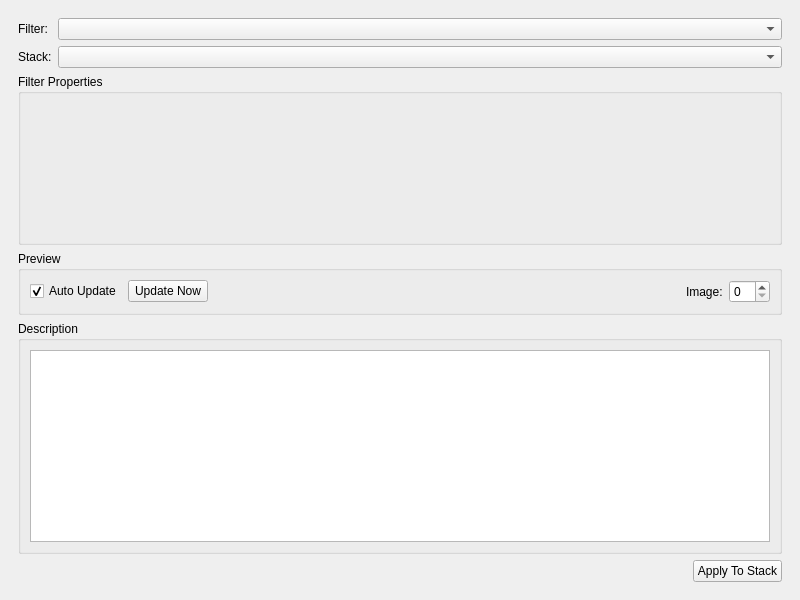
Qt form mantidimaging/gui/ui/savu_filters_window.ui (mantidproject/mantidimaging) before a commit.
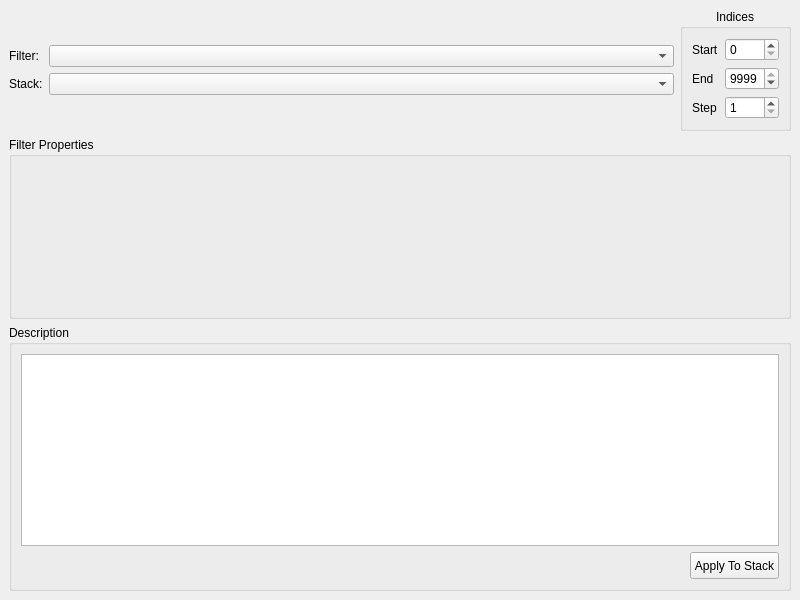
The same form after that commit. Custom widgets are drawn as their Qt base class.

Commit message: Savu preview indices, and fix list/tuple parameters

```diff
--- a/mantidimaging/gui/ui/savu_filters_window.ui
+++ b/mantidimaging/gui/ui/savu_filters_window.ui
@@ -16,29 +16,18 @@
   <widget class="QWidget" name="centralwidget">
    <layout class="QVBoxLayout" name="verticalLayout">
     <item>
-     <widget class="QSplitter" name="splitter">
-      <property name="orientation">
-       <enum>Qt::Horizontal</enum>
-      </property>
-      <property name="opaqueResize">
-       <bool>true</bool>
-      </property>
-      <property name="childrenCollapsible">
-       <bool>true</bool>
-      </property>
-      <widget class="QWidget" name="layoutWidget">
-       <layout class="QVBoxLayout" name="filterLayout">
-        <property name="sizeConstraint">
-         <enum>QLayout::SetDefaultConstraint</enum>
-        </property>
-        <property name="margin">
-         <number>9</number>
-        </property>
+     <layout class="QHBoxLayout" name="stackParametersLayout" stretch="1,0">
         <item>
-         <layout class="QFormLayout" name="optionsLayout">
+       <layout class="QFormLayout" name="stackSelectorLayout">
+        <property name="sizeConstraint">
+         <enum>QLayout::SetMaximumSize</enum>
+        </property>
           <property name="fieldGrowthPolicy">
            <enum>QFormLayout::AllNonFixedFieldsGrow</enum>
           </property>
+        <property name="formAlignment">
+         <set>Qt::AlignCenter</set>
+        </property>
           <item row="0" column="0">
            <widget class="QLabel" name="filterLabel">
             <property name="text">
@@ -49,17 +38,108 @@
           <item row="0" column="1">
            <widget class="QComboBox" name="filterSelector"/>
           </item>
+        <item row="1" column="1">
+         <widget class="StackSelectorWidgetView" name="stackSelector"/>
+        </item>
           <item row="1" column="0">
            <widget class="QLabel" name="stackLabel">
             <property name="text">
              <string>Stack:</string>
             </property>
+          <property name="buddy">
+           <cstring>stackSelector</cstring>
+          </property>
+         </widget>
+        </item>
+       </layout>
+      </item>
+      <item>
+       <widget class="QGroupBox" name="indicesGroup">
+        <property name="maximumSize">
+         <size>
+          <width>387</width>
+          <height>16777215</height>
+         </size>
+        </property>
+        <property name="title">
+         <string>Indices</string>
+        </property>
+        <property name="alignment">
+         <set>Qt::AlignHCenter|Qt::AlignTop</set>
+        </property>
+        <property name="flat">
+         <bool>false</bool>
+        </property>
+        <layout class="QFormLayout" name="formLayout">
+         <property name="sizeConstraint">
+          <enum>QLayout::SetMaximumSize</enum>
+         </property>
+         <item row="0" column="0">
+          <widget class="QLabel" name="startLabel">
+           <property name="text">
+            <string>Start</string>
+           </property>
+           <property name="buddy">
+            <cstring>startInput</cstring>
+           </property>
+          </widget>
+         </item>
+         <item row="0" column="1">
+          <widget class="QSpinBox" name="startInput">
+           <property name="maximum">
+            <number>9999</number>
+           </property>
+          </widget>
+         </item>
+         <item row="1" column="0">
+          <widget class="QLabel" name="endLabel">
+           <property name="text">
+            <string>End</string>
+           </property>
+           <property name="buddy">
+            <cstring>endInput</cstring>
+           </property>
            </widget>
           </item>
           <item row="1" column="1">
-           <widget class="StackSelectorWidgetView" name="stackSelector"/>
-          </item>
-          <item row="2" column="0" colspan="2">
+          <widget class="QSpinBox" name="endInput">
+           <property name="maximum">
+            <number>9999</number>
+           </property>
+           <property name="value">
+            <number>9999</number>
+           </property>
+          </widget>
+         </item>
+         <item row="2" column="0">
+          <widget class="QLabel" name="stepLabel">
+           <property name="text">
+            <string>Step</string>
+           </property>
+           <property name="buddy">
+            <cstring>stepInput</cstring>
+           </property>
+          </widget>
+         </item>
+         <item row="2" column="1">
+          <widget class="QSpinBox" name="stepInput">
+           <property name="minimum">
+            <number>1</number>
+           </property>
+           <property name="maximum">
+            <number>9999</number>
+           </property>
+           <property name="value">
+            <number>1</number>
+           </property>
+          </widget>
+         </item>
+        </layout>
+       </widget>
+      </item>
+     </layout>
+    </item>
+    <item>
            <widget class="QGroupBox" name="filterPropertiesContainer">
             <property name="sizePolicy">
              <sizepolicy hsizetype="Expanding" vsizetype="Expanding">
@@ -80,59 +160,7 @@
             </layout>
            </widget>
           </item>
-          <item row="3" column="0" colspan="2">
-           <widget class="QGroupBox" name="previewPropertiesContainer">
-            <property name="title">
-             <string>Preview</string>
-            </property>
-            <layout class="QHBoxLayout" name="horizontalLayout_2">
              <item>
-              <widget class="QCheckBox" name="previewAutoUpdate">
-               <property name="text">
-                <string>Auto Update</string>
-               </property>
-               <property name="checked">
-                <bool>true</bool>
-               </property>
-              </widget>
-             </item>
-             <item>
-              <widget class="QPushButton" name="updatePreviewButton">
-               <property name="enabled">
-                <bool>true</bool>
-               </property>
-               <property name="text">
-                <string>Update Now</string>
-               </property>
-              </widget>
-             </item>
-             <item>
-              <spacer name="horizontalSpacer">
-               <property name="orientation">
-                <enum>Qt::Horizontal</enum>
-               </property>
-               <property name="sizeHint" stdset="0">
-                <size>
-                 <width>40</width>
-                 <height>20</height>
-                </size>
-               </property>
-              </spacer>
-             </item>
-             <item>
-              <widget class="QLabel" name="previewImageIndexLabel">
-               <property name="text">
-                <string>Image:</string>
-               </property>
-              </widget>
-             </item>
-             <item>
-              <widget class="QSpinBox" name="previewImageIndex"/>
-             </item>
-            </layout>
-           </widget>
-          </item>
-          <item row="4" column="0" colspan="2">
            <widget class="QGroupBox" name="filterDescriptionBox">
             <property name="sizePolicy">
              <sizepolicy hsizetype="Preferred" vsizetype="MinimumExpanding">
@@ -163,13 +191,11 @@
                </property>
               </widget>
              </item>
-            </layout>
-           </widget>
-          </item>
-         </layout>
-        </item>
         <item>
          <layout class="QHBoxLayout" name="buttonLayout">
+         <property name="sizeConstraint">
+          <enum>QLayout::SetFixedSize</enum>
+         </property>
           <item>
            <spacer name="buttonSpacer">
             <property name="orientation">
@@ -185,6 +211,12 @@
           </item>
           <item>
            <widget class="QPushButton" name="applyButton">
+           <property name="minimumSize">
+            <size>
+             <width>0</width>
+             <height>27</height>
+            </size>
+           </property>
             <property name="text">
              <string>Apply To Stack</string>
             </property>
@@ -193,7 +225,6 @@
          </layout>
         </item>
        </layout>
-      </widget>
      </widget>
     </item>
    </layout>
```
Left out of the diff: 3 changed lines with no effect on the pictures. Lines whose indentation alone changed are shown as unchanged. The commit also changes 4 other files.
